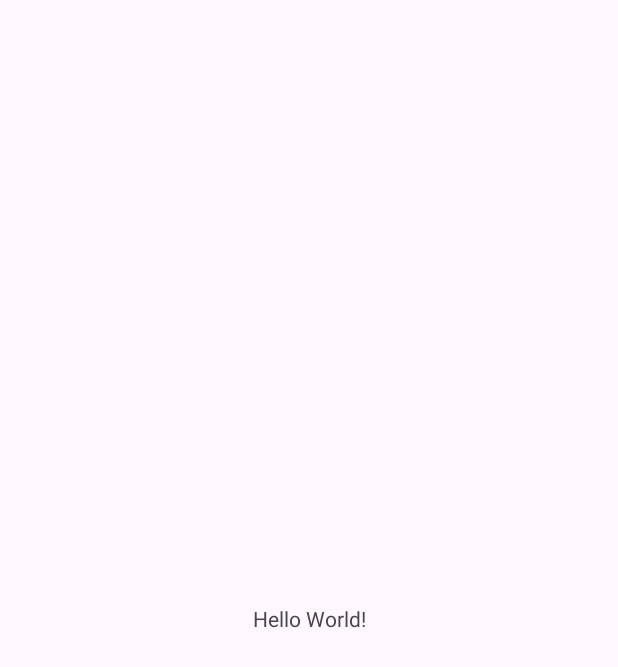
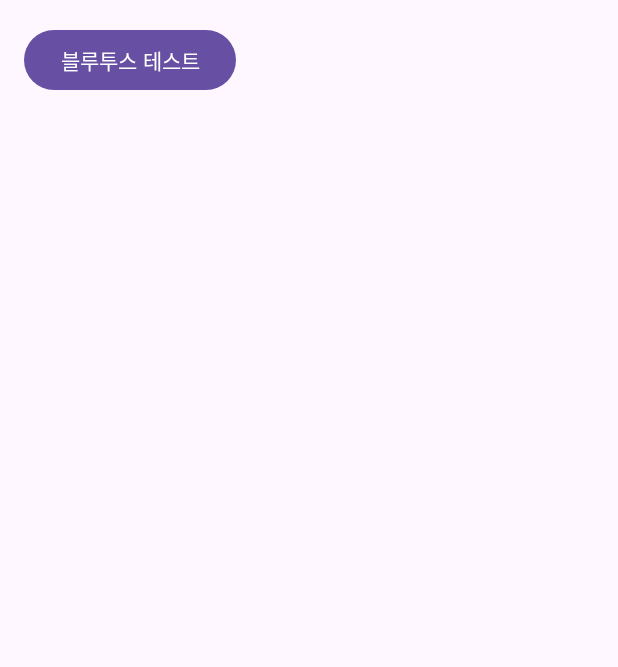
Before and after one commit to Yarism123/DisasterNotify, an Android app: the screen it shows after launch (MainActivity), on a phone screen of 412 x 824 dp. Before the commit the part shown is almost empty. Shown: the top 667 px of the screen. Run offline under Robolectric (Android 15) with nearby library versions, the phone set to English and light mode, and no system bars.

Commit message:
시작 2.블루투스 적용및 아두이노 통신 적용

```diff
--- a/app/build.gradle
+++ b/app/build.gradle
@@ -8,7 +8,7 @@ android {
 
     defaultConfig {
         applicationId "com.example.disasternotifyapp"
-        minSdk 29
+        minSdk 27
         targetSdk 34
         versionCode 1
         versionName "1.0"
@@ -31,6 +31,9 @@ android {
 dependencies {
 
     implementation libs.appcompat
+    implementation 'androidx.appcompat:appcompat:1.5.1'
+    implementation 'com.google.android.material:material:1.5.0'
+    implementation 'androidx.core:core:1.10.0' // 최신 버전으로 업데이트
     implementation libs.material
     implementation libs.activity
     implementation libs.constraintlayout
--- a/app/src/main/java/com/example/disasternotifyapp/MainActivity.java
+++ b/app/src/main/java/com/example/disasternotifyapp/MainActivity.java
@@ -1,19 +1,39 @@
 package com.example.disasternotifyapp;
 
+import android.content.Intent;
 import android.os.Bundle;
+import android.widget.Button;
 
 import androidx.activity.EdgeToEdge;
+import androidx.annotation.NonNull;
 import androidx.appcompat.app.AppCompatActivity;
-import androidx.core.graphics.Insets;
-import androidx.core.view.ViewCompat;
-import androidx.core.view.WindowInsetsCompat;
+
+import com.example.disasternotifyapp.blueToothTest.BlueToothActivity;
 
 public class MainActivity extends AppCompatActivity {
 
+    private final String TAG = this.getClass().getSimpleName(); // log
+    private PermissionCheck permissionCheck;
     @Override
     protected void onCreate(Bundle savedInstanceState) {
         super.onCreate(savedInstanceState);
         EdgeToEdge.enable(this);
         setContentView(R.layout.activity_main);
+
+        Button sendButton = findViewById(R.id.btn1);
+        sendButton.setOnClickListener(v -> {
+            Intent intent = new Intent(MainActivity.this, BlueToothActivity.class);
+            startActivity(intent);
+        });
+
+        // 권한 요청 및 블루투스 설정
+        permissionCheck = new PermissionCheck(this);
+        permissionCheck.requestPermissions();
+    }
+
+    @Override
+    public void onRequestPermissionsResult(int requestCode, @NonNull String[] permissions, @NonNull int[] grantResults) {
+        super.onRequestPermissionsResult(requestCode, permissions, grantResults);
+        permissionCheck.onRequestPermissionsResult(requestCode, permissions, grantResults);
     }
 }
--- /dev/null
+++ b/app/src/main/java/com/example/disasternotifyapp/PermissionCheck.java
@@ -0,0 +1,79 @@
+package com.example.disasternotifyapp;
+
+import android.Manifest;
+import android.app.Activity;
+import android.content.pm.PackageManager;
+import android.os.Build;
+import android.widget.Toast;
+
+import androidx.annotation.NonNull;
+import androidx.annotation.RequiresApi;
+import androidx.core.app.ActivityCompat;
+import androidx.core.content.ContextCompat;
+
+import java.util.ArrayList;
+import java.util.List;
+
+public class PermissionCheck {
+    private static final int PERMISSION_REQUEST_CODE = 1;
+    private final Activity activity;
+
+    public PermissionCheck(Activity activity) {
+        this.activity = activity;
+    }
+
+    public void requestPermissions() {
+        List<String> permissions = new ArrayList<>();
+
+        permissions.add(Manifest.permission.ACCESS_FINE_LOCATION);
+        permissions.add(Manifest.permission.ACCESS_COARSE_LOCATION);
+        permissions.add(Manifest.permission.BLUETOOTH);
+        permissions.add(Manifest.permission.BLUETOOTH_ADMIN);
+
+        // Android 12 이상에서 BLUETOOTH_CONNECT 권한 요청
+        if (Build.VERSION.SDK_INT >= Build.VERSION_CODES.S) {
+            permissions.add(Manifest.permission.BLUETOOTH_CONNECT);
+        }
+
+        if (!hasPermissions(permissions.toArray(new String[0]))) {
+            ActivityCompat.requestPermissions(activity, permissions.toArray(new String[0]), PERMISSION_REQUEST_CODE);
+        } else {
+            // 권한이 이미 허용된 경우 처리
+            onAllPermissionsGranted();
+        }
+    }
+
+    private boolean hasPermissions(String... permissions) {
+        for (String permission : permissions) {
+            if (ContextCompat.checkSelfPermission(activity, permission) != PackageManager.PERMISSION_GRANTED) {
+                return false;
+            }
+        }
+        return true;
+    }
+
+    public void onRequestPermissionsResult(int requestCode, @NonNull String[] permissions, @NonNull int[] grantResults) {
+        if (requestCode == PERMISSION_REQUEST_CODE) {
+            boolean allGranted = true;
+
+            for (int result : grantResults) {
+                if (result != PackageManager.PERMISSION_GRANTED) {
+                    allGranted = false;
+                    // 권한이 거부된 경우 처리 (예: Toast 메시지)
+                    Toast.makeText(activity, "권한이 거부되었습니다.", Toast.LENGTH_SHORT).show();
+                    break;
+                }
+            }
+
+            if (allGranted) {
+                // 모든 권한이 허용된 경우 처리
+                onAllPermissionsGranted();
+            }
+        }
+    }
+
+    private void onAllPermissionsGranted() {
+        // 모든 권한이 허용된 경우의 추가 로직
+        Toast.makeText(activity, "모든 권한이 허용되었습니다.", Toast.LENGTH_SHORT).show();
+    }
+}
--- a/app/src/main/res/layout/activity_main.xml
+++ b/app/src/main/res/layout/activity_main.xml
@@ -1,19 +1,13 @@
 <?xml version="1.0" encoding="utf-8"?>
-<androidx.constraintlayout.widget.ConstraintLayout xmlns:android="http://schemas.android.com/apk/res/android"
-    xmlns:app="http://schemas.android.com/apk/res-auto"
-    xmlns:tools="http://schemas.android.com/tools"
-    android:id="@+id/main"
+<LinearLayout xmlns:android="http://schemas.android.com/apk/res/android"
     android:layout_width="match_parent"
     android:layout_height="match_parent"
-    tools:context=".MainActivity">
+    android:orientation="vertical"
+    android:padding="16dp">
 
-    <TextView
+    <Button
+        android:id="@+id/btn1"
         android:layout_width="wrap_content"
         android:layout_height="wrap_content"
-        android:text="Hello World!"
-        app:layout_constraintBottom_toBottomOf="parent"
-        app:layout_constraintEnd_toEndOf="parent"
-        app:layout_constraintStart_toStartOf="parent"
-        app:layout_constraintTop_toTopOf="parent" />
-
-</androidx.constraintlayout.widget.ConstraintLayout>
+        android:text="블루투스 테스트"/>
+</LinearLayout>
```
Also changed, not shown: app/src/main/AndroidManifest.xml (+11 -1 lines), app/src/main/java/com/example/disasternotifyapp/blueToothTest/BlueToothActivity.java (added, +270 -0 lines), app/src/main/res/layout/activity_bluetooth2.xml (added, +42 -0 lines), 1 other file.
